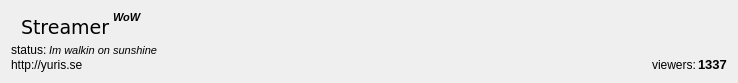
Above: streamitemwidget.ui from Oyuret/liveGUI before the change. Below: the same form after it.
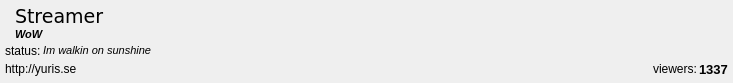
That is the form after the change. Icons and pictures are not drawn.

Commit message: Fixed no connection crash and streamitemwidget layout

Diff of the .ui file:
```diff
--- a/streamitemwidget.ui
+++ b/streamitemwidget.ui
@@ -9,7 +9,7 @@
    <rect>
     <x>0</x>
     <y>0</y>
-    <width>738</width>
+    <width>733</width>
     <height>83</height>
    </rect>
   </property>
@@ -26,6 +26,18 @@
    <property name="spacing">
     <number>0</number>
    </property>
+   <property name="leftMargin">
+    <number>5</number>
+   </property>
+   <property name="topMargin">
+    <number>5</number>
+   </property>
+   <property name="rightMargin">
+    <number>5</number>
+   </property>
+   <property name="bottomMargin">
+    <number>5</number>
+   </property>
    <item>
     <layout class="QHBoxLayout" name="horizontalLayout">
      <property name="spacing">
@@ -51,6 +63,17 @@
       </widget>
      </item>
      <item>
+      <layout class="QVBoxLayout" name="verticalLayout_2">
+       <property name="spacing">
+        <number>0</number>
+       </property>
+       <property name="leftMargin">
+        <number>0</number>
+       </property>
+       <property name="rightMargin">
+        <number>0</number>
+       </property>
+       <item>
       <widget class="QLabel" name="streamerName">
        <property name="font">
         <font>
@@ -64,19 +87,6 @@
       </widget>
      </item>
      <item>
-      <layout class="QVBoxLayout" name="verticalLayout_2">
-       <property name="spacing">
-        <number>0</number>
-       </property>
-       <property name="leftMargin">
-        <number>0</number>
-       </property>
-       <item>
-        <layout class="QHBoxLayout" name="horizontalLayout_4">
-         <property name="topMargin">
-          <number>0</number>
-         </property>
-         <item>
           <widget class="QLabel" name="gameText">
            <property name="font">
             <font>
@@ -90,21 +100,6 @@
             <string>WoW</string>
            </property>
           </widget>
-         </item>
-        </layout>
-       </item>
-       <item>
-        <spacer name="verticalSpacer">
-         <property name="orientation">
-          <enum>Qt::Vertical</enum>
-         </property>
-         <property name="sizeHint" stdset="0">
-          <size>
-           <width>0</width>
-           <height>5</height>
-          </size>
-         </property>
-        </spacer>
        </item>
       </layout>
      </item>
```
Lines whose indentation alone changed are shown as unchanged. The commit also changes 2 other files.
